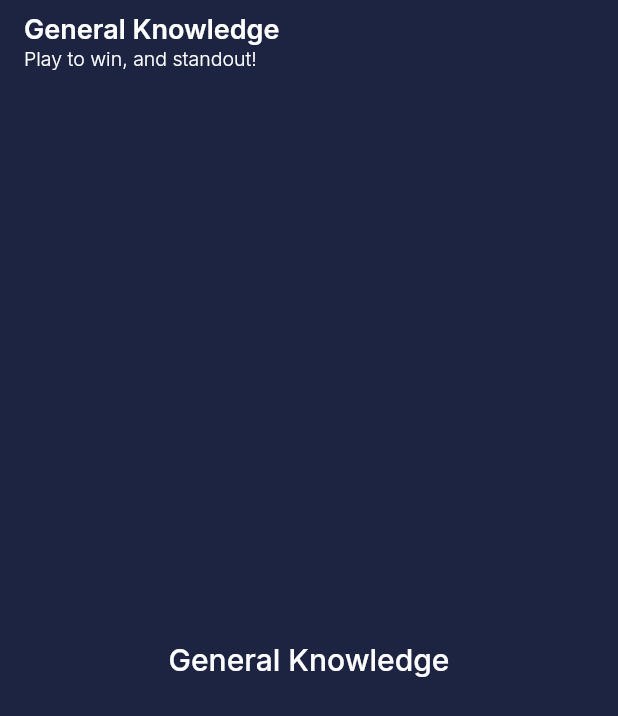
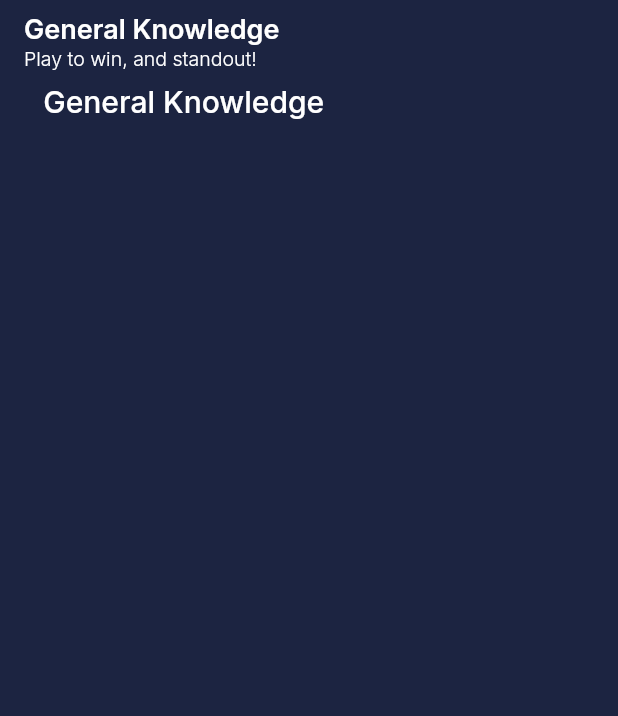
Before and after one commit to N-DiLo/quiz_app, a Flutter app: the screen it shows after launch, after a tap on "General Knowledge", on a phone screen of 412 x 824 dp. Shown: the top 716 px of the screen. Run offline on Flutter 3.47's test engine with Material 2 defaults, Android fonts, the phone set to English and light mode, and no system bars; our stand-ins replace fluttertoast, font_awesome_flutter, google_fonts.

Commit message:
feat: implementing MVVM architecture

```diff
--- a/lib/components/app_bottom_nav.dart
+++ b/lib/components/app_bottom_nav.dart
@@ -1,6 +1,7 @@
 import 'package:flutter/material.dart';
 import 'package:google_fonts/google_fonts.dart';
 import 'package:quiz_app/components/app_colors.dart';
+import 'package:quiz_app/view_models/bottom_nav_model.dart';
 import 'package:quiz_app/views/home_view.dart';
 import 'package:quiz_app/views/new_quiz_view.dart';
 import 'package:font_awesome_flutter/font_awesome_flutter.dart';
@@ -15,9 +16,11 @@ class AppBottomNav extends StatefulWidget {
 
 class _AppBottomNavState extends State<AppBottomNav> {
   int appIndex = 0;
-  final appScreens = [const HomeView(), const NewQuizView()];
+  final appScreens = [const HomeView(), NewQuizView()];
 
   DateTime backButtonPressed = DateTime.now();
+
+  final bottomNav = BottomNavModel();
 
   @override
   Widget build(BuildContext context) {
@@ -27,8 +30,10 @@ class _AppBottomNavState extends State<AppBottomNav> {
         final exitWarning = timePressed >= const Duration(seconds: 2);
         backButtonPressed = DateTime.now();
 
+        final String exitMessage;
+
         if (exitWarning) {
-          const exitMessage = 'Click again to exit';
+          exitMessage = bottomNav.exit;
 
           Fluttertoast.showToast(
               msg: exitMessage,
@@ -55,19 +60,19 @@ class _AppBottomNavState extends State<AppBottomNav> {
           selectedItemColor: kcPrimaryColor,
           currentIndex: appIndex,
           onTap: (index) => setState(() => appIndex = index),
-          items: const [
+          items: [
             BottomNavigationBarItem(
-                icon: FaIcon(
+                icon: const FaIcon(
                   FontAwesomeIcons.house,
                   size: 20,
                 ),
-                label: 'Home'),
+                label: bottomNav.home),
             BottomNavigationBarItem(
-                icon: FaIcon(
+                icon: const FaIcon(
                   FontAwesomeIcons.edit,
                   size: 20,
                 ),
-                label: 'Add New Quiz'),
+                label: bottomNav.addQuiz),
           ],
         ),
       ),
--- a/lib/main.dart
+++ b/lib/main.dart
@@ -1,8 +1,8 @@
 import 'package:flutter/material.dart';
 import 'package:flutter/services.dart';
 import 'package:provider/provider.dart';
-import 'package:quiz_app/models/quiz_categories.dart';
-import 'package:quiz_app/models/quiz_questions.dart';
+import 'package:quiz_app/view_models/quiz_categories_model.dart';
+import 'package:quiz_app/view_models/quiz_questions_model.dart';
 import 'package:quiz_app/views/quiz_view.dart';
 import '../views/splash_view.dart';
 
--- a/lib/view_models/new_quiz_view_model.dart
+++ b/lib/view_models/new_quiz_view_model.dart
@@ -0,0 +1,4 @@
+class NewQuizViewModel {
+  //
+  String newQuizAdd = 'Coming Soon';
+}
--- a/lib/models/quiz_categories.dart
+++ b/lib/view_models/quiz_categories_model.dart
@@ -4,12 +4,12 @@ import 'package:quiz_app/models/quiz_model.dart';
 
 class QuizCat with ChangeNotifier {
   final List<QuizCategory> quizCat = [
-    QuizCategory(catName: 'Food Quiz', cate_Image: foodCategory),
+    QuizCategory(catName: 'General Knowledge', cate_Image: genCategory),
+    QuizCategory(catName: 'Geography Quiz', cate_Image: geoCategory),
     QuizCategory(catName: 'Movie Quiz', cate_Image: movieCategory),
-    QuizCategory(catName: 'General Knowledge', cate_Image: genCategory),
+    QuizCategory(catName: 'Food & Drinks Quiz', cate_Image: foodCategory),
+    QuizCategory(catName: 'Sports Quiz', cate_Image: sportsCategory),
     QuizCategory(catName: 'Bible Quiz', cate_Image: bibleCategory),
-    QuizCategory(catName: 'Sports Quiz', cate_Image: sportsCategory),
-    QuizCategory(catName: 'Geography Quiz', cate_Image: geoCategory),
   ];
 
   List<QuizCategory> get qCategories {
--- a/lib/models/quiz_questions.dart
+++ b/lib/view_models/quiz_questions_model.dart
@@ -1,6 +1,6 @@
 import 'package:flutter/foundation.dart';
 import 'package:quiz_app/components/app_images.dart';
-import 'quiz_model.dart';
+import '../models/quiz_model.dart';
 
 class QuizQuestions with ChangeNotifier {
   final List<QuizList> questions = [
@@ -150,7 +150,7 @@ class QuizQuestions with ChangeNotifier {
     ),
     QuizList(
       question: 'What is the world’s best-selling stout beer?',
-      category: 'Food Quiz',
+      category: 'Food & Drinks Quiz',
       catImage: foodCategory,
       options: [
         'Guinness',
@@ -162,7 +162,7 @@ class QuizQuestions with ChangeNotifier {
     ),
     QuizList(
       question: 'Where did sushi originate?',
-      category: 'Food Quiz',
+      category: 'Food & Drinks Quiz',
       catImage: foodCategory,
       options: [
         'Japan',
@@ -174,7 +174,7 @@ class QuizQuestions with ChangeNotifier {
     ),
     QuizList(
       question: 'Which of the following sauces is NOT traditionally vegan?',
-      category: 'Food Quiz',
+      category: 'Food & Drinks Quiz',
       catImage: foodCategory,
       correctAnswer: 2,
       options: [
@@ -198,7 +198,7 @@ class QuizQuestions with ChangeNotifier {
     ),
     QuizList(
       question: 'How many stars are on the Chinese flag?',
-      category: 'Food Quiz',
+      category: 'Geography Quiz',
       catImage: geoCategory,
       options: [
         '6',
@@ -210,7 +210,7 @@ class QuizQuestions with ChangeNotifier {
     ),
     QuizList(
       question: 'How many colors are used in the South African flag?',
-      category: 'Food Quiz',
+      category: 'Geography Quiz',
       catImage: geoCategory,
       correctAnswer: 2,
       options: [
--- a/lib/view_models/quiz_view_model.dart
+++ b/lib/view_models/quiz_view_model.dart
@@ -0,0 +1,3 @@
+class QuizViewModel {
+  String userWel = 'Play to win, and standout!';
+}
--- a/lib/views/home_view.dart
+++ b/lib/views/home_view.dart
@@ -3,7 +3,8 @@ import 'package:font_awesome_flutter/font_awesome_flutter.dart';
 import 'package:provider/provider.dart';
 import 'package:quiz_app/components/app_colors.dart';
 import 'package:quiz_app/components/app_text.dart';
-import 'package:quiz_app/models/quiz_categories.dart';
+import 'package:quiz_app/view_models/home_view_model.dart';
+import 'package:quiz_app/view_models/quiz_categories_model.dart';
 import 'package:quiz_app/views/quiz_view.dart';
 
 class HomeView extends StatefulWidget {
@@ -14,6 +15,7 @@ class HomeView extends StatefulWidget {
 }
 
 class _HomeViewState extends State<HomeView> {
+  var homeValues = HomeViewModel();
   @override
   Widget build(BuildContext context) {
     var quizCategory = Provider.of<QuizCat>(context);
@@ -35,17 +37,17 @@ class _HomeViewState extends State<HomeView> {
           ),
         ),
         titleSpacing: mWidth * 0.001,
-        title: const Column(
+        title: Column(
           crossAxisAlignment: CrossAxisAlignment.start,
           children: [
             AppText(
-              text: 'Welcome',
+              text: homeValues.appBarMsg,
               fontSize: 16,
               fontWeight: FontWeight.w600,
               color: whiteColor,
             ),
             AppText(
-              text: 'How are you today?',
+              text: homeValues.appBarGrt,
               fontSize: 11,
               fontWeight: FontWeight.w300,
               color: whiteColor,
@@ -71,25 +73,24 @@ class _HomeViewState extends State<HomeView> {
               child: Row(
                 mainAxisAlignment: MainAxisAlignment.spaceBetween,
                 children: [
-                  const AppText(
-                    text: '?',
+                  AppText(
+                    text: homeValues.contMrk,
                     fontSize: 120,
                     fontWeight: FontWeight.w700,
                   ),
                   Column(
                     crossAxisAlignment: CrossAxisAlignment.start,
                     children: [
-                      const AppText(
-                        text: 'Play &\nWin',
+                      AppText(
+                        text: homeValues.contWin,
                         fontSize: 30,
                         fontWeight: FontWeight.w900,
                         color: kcPrimaryColor,
                       ),
                       SizedBox(height: mHeight * 0.015),
-                      const AppText(
+                      AppText(
                         softWrap: true,
-                        text:
-                            'Hosting a quiz is a fun way\nto engage and energize you.',
+                        text: homeValues.contMsg,
                         fontSize: 13,
                         fontWeight: FontWeight.w400,
                         color: kcPrimaryColor,
@@ -102,8 +103,8 @@ class _HomeViewState extends State<HomeView> {
             SizedBox(
               height: mHeight * 0.026,
             ),
-            const AppText(
-              text: 'Quiz Categories',
+            AppText(
+              text: homeValues.catHome,
               fontSize: 20,
               color: whiteColor,
               fontWeight: FontWeight.w700,
--- a/lib/views/quiz_view.dart
+++ b/lib/views/quiz_view.dart
@@ -2,7 +2,8 @@ import 'package:flutter/material.dart';
 import 'package:provider/provider.dart';
 import 'package:quiz_app/components/app_colors.dart';
 import 'package:quiz_app/components/app_text.dart';
-import 'package:quiz_app/models/quiz_questions.dart';
+import 'package:quiz_app/view_models/quiz_questions_model.dart';
+import 'package:quiz_app/view_models/quiz_view_model.dart';
 
 class QuizView extends StatefulWidget {
   const QuizView({super.key});
@@ -13,6 +14,8 @@ class QuizView extends StatefulWidget {
 }
 
 class _QuizViewState extends State<QuizView> {
+  var qVModel = QuizViewModel();
+
   @override
   Widget build(BuildContext context) {
     var quizData = ModalRoute.of(context)!.settings.arguments;
@@ -37,8 +40,8 @@ class _QuizViewState extends State<QuizView> {
               color: whiteColor,
               fontWeight: FontWeight.w600,
             ),
-            const AppText(
-              text: 'Play to win, and standout!',
+            AppText(
+              text: qVModel.userWel,
               fontSize: 13,
               fontWeight: FontWeight.w300,
               color: whiteColor,
@@ -49,13 +52,16 @@ class _QuizViewState extends State<QuizView> {
       backgroundColor: kcPrimaryColor,
       body: Padding(
         padding: EdgeInsets.symmetric(horizontal: mWidth * 0.07),
-        child: Center(
-          child: AppText(
-            text: selectedQuiz.category,
-            fontSize: 20,
-            color: whiteColor,
-            fontWeight: FontWeight.w500,
-          ),
+        child: Column(
+          crossAxisAlignment: CrossAxisAlignment.start,
+          children: [
+            AppText(
+              text: selectedQuiz.category,
+              fontSize: 20,
+              color: whiteColor,
+              fontWeight: FontWeight.w500,
+            ),
+          ],
         ),
       ),
     );
--- a/lib/views/splash_view.dart
+++ b/lib/views/splash_view.dart
@@ -5,6 +5,7 @@ import 'package:quiz_app/components/app_bottom_nav.dart';
 import 'package:quiz_app/components/app_colors.dart';
 import 'package:quiz_app/components/app_images.dart';
 import 'package:quiz_app/components/app_text.dart';
+import 'package:quiz_app/view_models/splash_view_model.dart';
 
 class SplashView extends StatefulWidget {
   const SplashView({super.key});
@@ -30,6 +31,7 @@ class _SplashViewState extends State<SplashView> {
         context, CupertinoPageRoute(builder: (_) => const AppBottomNav()));
   }
 
+  var splashValues = SplashModel();
   @override
   Widget build(BuildContext context) {
     final mHeight = MediaQuery.of(context).size.height;
@@ -52,8 +54,8 @@ class _SplashViewState extends State<SplashView> {
             SizedBox(
               height: mHeight * 0.01,
             ),
-            const AppText(
-              text: 'Loading...',
+            AppText(
+              text: splashValues.loadingTxt,
               fontSize: 13,
               fontWeight: FontWeight.w500,
               color: kcPrimaryColor,
```
Also changed, not shown: lib/view_models/bottom_nav_model.dart (added, +8 -0 lines), lib/view_models/home_view_model.dart (+10 -2 lines), lib/view_models/splash_view_model.dart (+4 -3 lines), lib/views/new_quiz_view.dart (+6 -3 lines).
